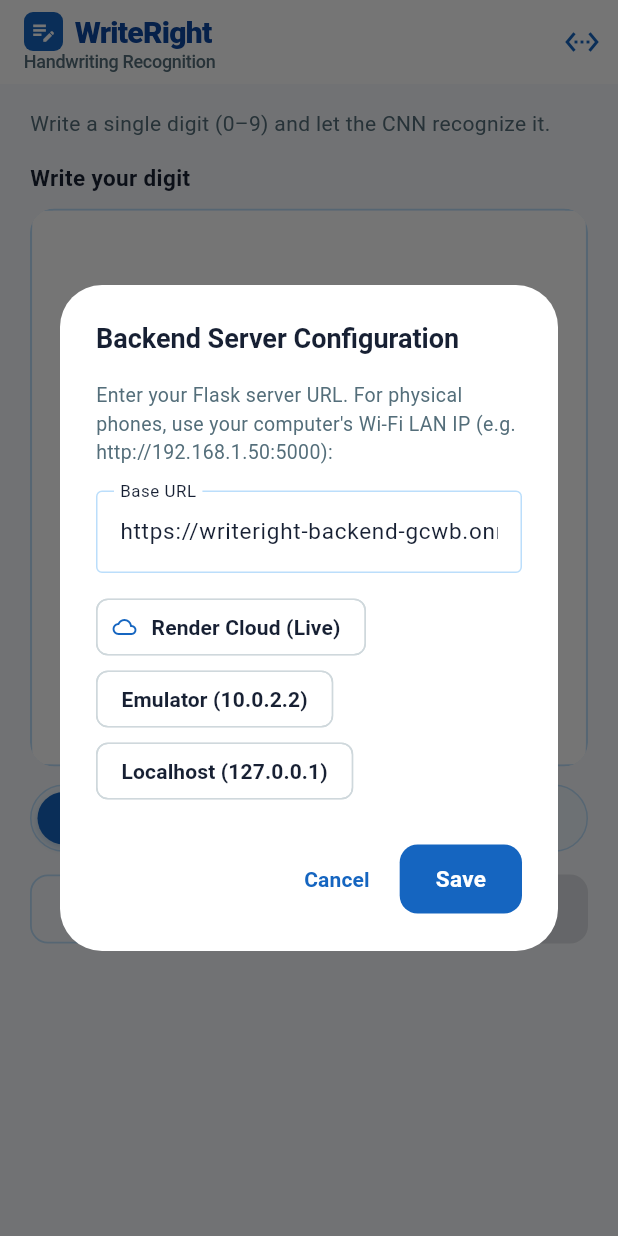
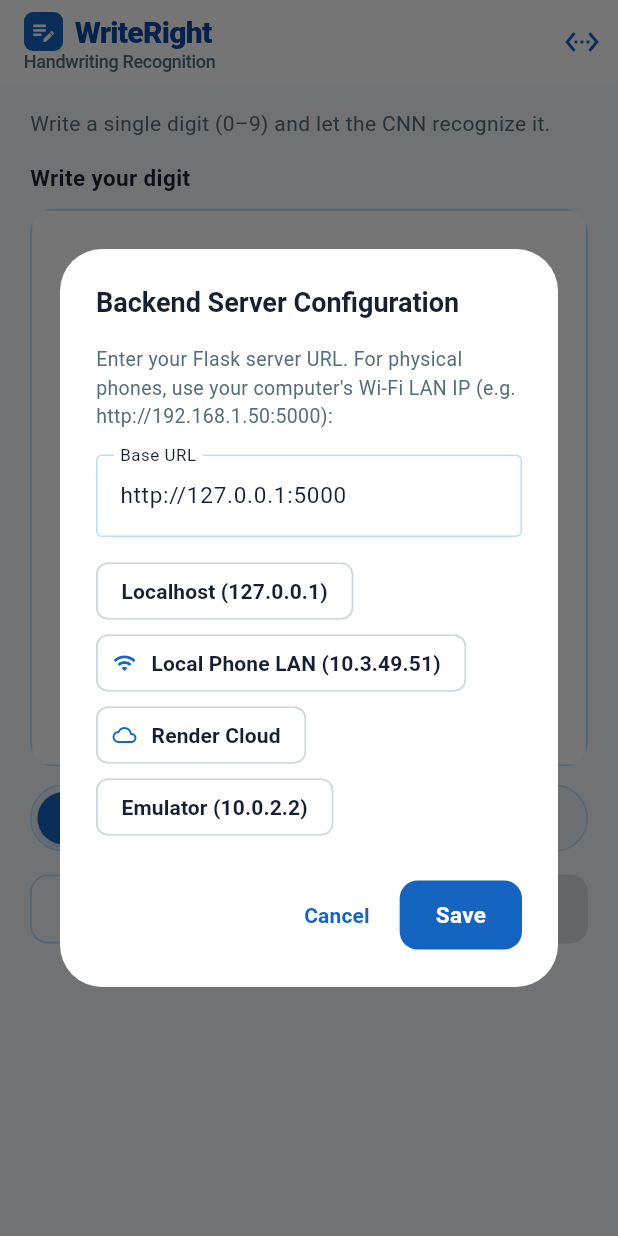
Before and after one commit to ed6095-web/WriteRight, a Flutter app: the screen it shows after launch, after a tap on the "settings ethernet" icon, on a phone screen of 412 x 824 dp. Run offline on Flutter 3.47's test engine with Material 3 defaults, Android fonts, the phone set to English and light mode, and no system bars.

Commit message:
fix: load models from C:\Users\Eashan Darsh\Downloads\WriteRight_Models and set app default URL to local backend

```diff
--- a/writeright_app/lib/config/api_config.dart
+++ b/writeright_app/lib/config/api_config.dart
@@ -10,9 +10,10 @@
   static const String defaultProductionUrl = 'https://writeright-backend-gcwb.onrender.com';
   static const String defaultAndroidEmulatorUrl = 'http://10.0.2.2:5000';
   static const String defaultDesktopUrl = 'http://127.0.0.1:5000';
+  static const String defaultLanUrl = 'http://10.3.49.51:5000';
 
-  /// Currently active base URL. Defaults to the live cloud backend on Render.
-  static String _currentBaseUrl = defaultProductionUrl;
+  /// Currently active base URL. Defaults to the local server where WriteRight_Models are loaded.
+  static String _currentBaseUrl = defaultDesktopUrl;
 
   static String get baseUrl => _currentBaseUrl;
 
--- a/writeright_app/lib/models/prediction_result.dart
+++ b/writeright_app/lib/models/prediction_result.dart
@@ -43,8 +43,8 @@
   });
 
   /// Factory constructor to parse JSON response from Flask backend.
-  factory PredictionResult.fromJson(Map<String, dynamic> json) {
-    final mode = (json['mode'] as String?)?.toLowerCase() ?? 'digit';
+  factory PredictionResult.fromJson(Map<String, dynamic> json, {String? expectedMode}) {
+    final mode = (json['mode'] as String?)?.toLowerCase() ?? expectedMode ?? 'digit';
     final rawProbabilities = json['probabilities'];
     final Map<dynamic, double> parsedProbabilities = {};
 
--- a/writeright_app/lib/screens/home_screen.dart
+++ b/writeright_app/lib/screens/home_screen.dart
@@ -238,17 +238,22 @@
               spacing: 8,
               children: [
                 ActionChip(
-                  label: const Text('Render Cloud (Live)'),
+                  label: const Text('Localhost (127.0.0.1)'),
+                  onPressed: () => controller.text = ApiConfig.defaultDesktopUrl,
+                ),
+                ActionChip(
+                  label: const Text('Local Phone LAN (10.3.49.51)'),
+                  avatar: const Icon(Icons.wifi, size: 16),
+                  onPressed: () => controller.text = ApiConfig.defaultLanUrl,
+                ),
+                ActionChip(
+                  label: const Text('Render Cloud'),
                   avatar: const Icon(Icons.cloud_outlined, size: 16),
                   onPressed: () => controller.text = ApiConfig.defaultProductionUrl,
                 ),
                 ActionChip(
                   label: const Text('Emulator (10.0.2.2)'),
                   onPressed: () => controller.text = ApiConfig.defaultAndroidEmulatorUrl,
-                ),
-                ActionChip(
-                  label: const Text('Localhost (127.0.0.1)'),
-                  onPressed: () => controller.text = ApiConfig.defaultDesktopUrl,
                 ),
               ],
             ),
--- a/writeright_app/lib/services/api_service.dart
+++ b/writeright_app/lib/services/api_service.dart
@@ -81,7 +81,7 @@
 
       if (response.statusCode == 200) {
         final Map<String, dynamic> jsonResponse = json.decode(response.body);
-        return PredictionResult.fromJson(jsonResponse);
+        return PredictionResult.fromJson(jsonResponse, expectedMode: mode);
       } else {
         String errorMsg = 'Recognition failed (${response.statusCode})';
         try {
```
Also changed, not shown: 1 other file.
